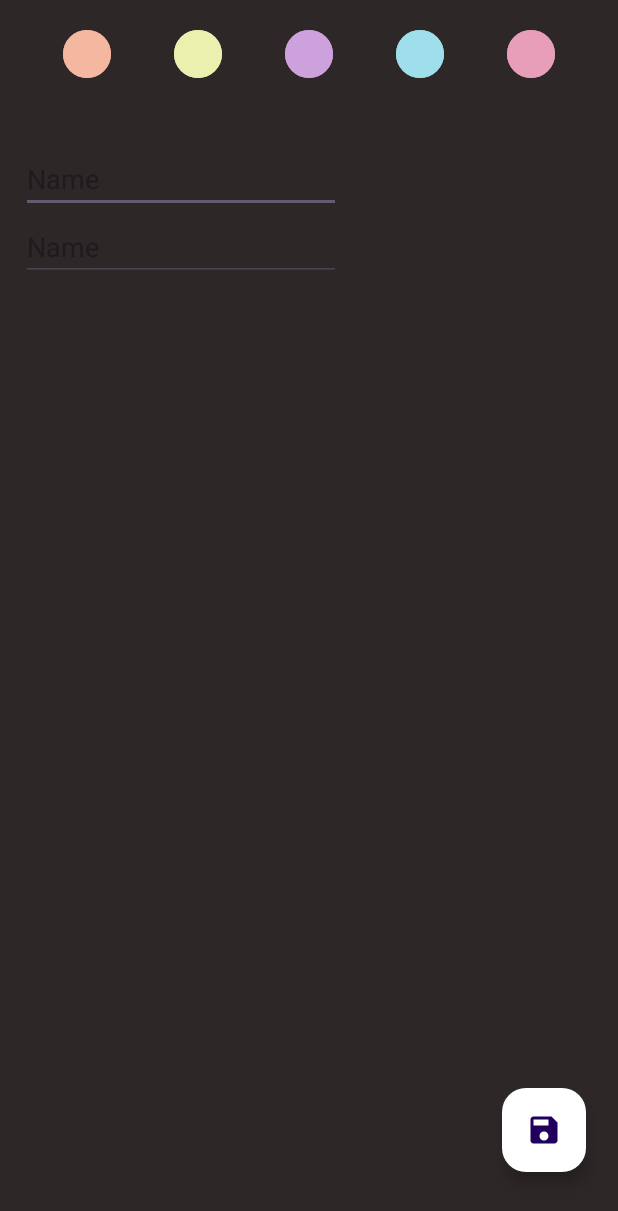
After one commit to giuseppe2028/NotesAppKotlin, an Android app: the SecondScreen screen opened directly, with no data from a screen before it, on a phone screen of 412 x 824 dp. The commit adds this screen. Shown: the top 1211 px of the screen. Run offline under Robolectric (Android 15) with nearby library versions, the phone set to English and light mode, and no system bars.

Commit message:
Style seconda schermata applicazione

```diff
--- a/app/src/main/AndroidManifest.xml
+++ b/app/src/main/AndroidManifest.xml
@@ -13,6 +13,12 @@
         android:theme="@style/Theme.NotesAppKotlin"
         tools:targetApi="31">
         <activity
+            android:name=".activity.SecondScreen"
+            android:exported="false" />
+        <activity
+            android:name=".activity.MainActivity"
+            android:exported="false" />
+        <activity
             android:name=".MainActivity"
             android:exported="true">
             <intent-filter>
--- a/app/src/main/java/com/example/notesappkotlin/MainActivity.kt
+++ b/app/src/main/java/com/example/notesappkotlin/MainActivity.kt
@@ -1,9 +1,11 @@
 package com.example.notesappkotlin
 
+import android.content.Intent
 import android.graphics.Color
 import androidx.appcompat.app.AppCompatActivity
 import android.os.Bundle
 import androidx.recyclerview.widget.LinearLayoutManager
+import com.example.notesappkotlin.activity.SecondScreen
 import com.example.notesappkotlin.classes.CustomAdapter
 import com.example.notesappkotlin.classes.ItemsViewModel
 import com.example.notesappkotlin.databinding.ActivityMainBinding
@@ -24,5 +26,15 @@ class MainActivity : AppCompatActivity() {
         binding.recyclerView.layoutManager = LinearLayoutManager(this)
         val adapter = CustomAdapter(lista)
         binding.recyclerView.adapter = adapter
+        binding.floatingActionButton.setOnClickListener{
+            click()
+        }
     }
+
+    fun click(){
+        val i = Intent(this,SecondScreen::class.java)
+        startActivity(i)
+
+    }
+
 }
--- /dev/null
+++ b/app/src/main/java/com/example/notesappkotlin/activity/SecondScreen.kt
@@ -0,0 +1,15 @@
+package com.example.notesappkotlin.activity
+
+import androidx.appcompat.app.AppCompatActivity
+import android.os.Bundle
+import com.example.notesappkotlin.R
+import com.example.notesappkotlin.databinding.ActivitySecondScreenBinding
+
+class SecondScreen : AppCompatActivity() {
+    private lateinit var binding:ActivitySecondScreenBinding
+    override fun onCreate(savedInstanceState: Bundle?) {
+        super.onCreate(savedInstanceState)
+        binding = ActivitySecondScreenBinding.inflate(layoutInflater)
+        setContentView(binding.root)
+    }
+}
--- /dev/null
+++ b/app/src/main/res/drawable/baseline_save_24.xml
@@ -0,0 +1,5 @@
+<vector android:height="24dp" android:tint="#000000"
+    android:viewportHeight="24" android:viewportWidth="24"
+    android:width="24dp" xmlns:android="http://schemas.android.com/apk/res/android">
+    <path android:fillColor="@android:color/white" android:pathData="M17,3L5,3c-1.11,0 -2,0.9 -2,2v14c0,1.1 0.89,2 2,2h14c1.1,0 2,-0.9 2,-2L21,7l-4,-4zM12,19c-1.66,0 -3,-1.34 -3,-3s1.34,-3 3,-3 3,1.34 3,3 -1.34,3 -3,3zM15,9L5,9L5,5h10v4z"/>
+</vector>
--- /dev/null
+++ b/app/src/main/res/drawable/circular_shape.xml
@@ -0,0 +1,13 @@
+<?xml version="1.0" encoding="utf-8"?>
+<selector xmlns:android = "http://schemas.android.com/apk/res/android">
+    <item android:state_pressed = "false">
+        <shape android:shape = "oval">
+            <solid android:color = "#ffff00"/>
+        </shape>
+    </item>
+    <item android:state_pressed = "true">
+        <shape android:shape = "oval">
+            <solid android:color = "#fff000"/>
+        </shape>
+    </item>
+</selector>
--- /dev/null
+++ b/app/src/main/res/layout/activity_second_screen.xml
@@ -0,0 +1,130 @@
+<?xml version="1.0" encoding="utf-8"?>
+<androidx.constraintlayout.widget.ConstraintLayout xmlns:android="http://schemas.android.com/apk/res/android"
+    xmlns:app="http://schemas.android.com/apk/res-auto"
+    xmlns:tools="http://schemas.android.com/tools"
+    android:layout_width="match_parent"
+    android:layout_height="match_parent"
+    android:background="@color/lightBlack"
+    tools:context=".activity.SecondScreen">
+
+    <EditText
+        android:id="@+id/editTitle"
+        android:layout_width="wrap_content"
+        android:layout_height="wrap_content"
+        android:ems="10"
+        android:fallbackLineSpacing="false"
+        android:inputType="text"
+        android:text="Name"
+        app:guidelineUseRtl="false"
+        app:layout_constraintBottom_toTopOf="@+id/editTextText"
+        app:layout_constraintEnd_toEndOf="parent"
+        app:layout_constraintHorizontal_bias="0.0"
+        app:layout_constraintStart_toStartOf="@+id/editTextText"
+        app:layout_constraintTop_toBottomOf="@+id/constraintLayout"
+        app:layout_constraintVertical_bias="0.060000002"
+        app:layout_constraintVertical_chainStyle="packed" />
+
+    <EditText
+        android:id="@+id/editTextText"
+        android:layout_width="wrap_content"
+        android:layout_height="wrap_content"
+        android:ems="10"
+        android:inputType="text"
+        android:text="Name"
+        app:layout_constraintBottom_toBottomOf="parent"
+        app:layout_constraintEnd_toEndOf="parent"
+        app:layout_constraintHorizontal_bias="0.07"
+        app:layout_constraintStart_toStartOf="parent"
+        app:layout_constraintTop_toBottomOf="@+id/editTitle" />
+
+    <androidx.constraintlayout.widget.ConstraintLayout
+        android:id="@+id/constraintLayout"
+        android:layout_width="match_parent"
+        android:layout_height="wrap_content"
+        android:layout_marginTop="8dp"
+        android:layout_marginBottom="8dp"
+        android:layout_weight="1"
+        app:layout_constraintBottom_toBottomOf="parent"
+        app:layout_constraintTop_toTopOf="parent"
+        app:layout_constraintVertical_bias="0.00999999"
+        tools:layout_editor_absoluteX="34dp">
+
+        <Button
+            android:id="@+id/button6"
+            android:layout_width="32dp"
+            android:layout_height="40dp"
+            android:layout_weight="1"
+            android:backgroundTint="@color/quinto"
+            app:layout_constraintBottom_toBottomOf="parent"
+            app:layout_constraintEnd_toEndOf="parent"
+            app:layout_constraintHorizontal_bias="0.5"
+            app:layout_constraintStart_toEndOf="@+id/button2"
+            app:layout_constraintTop_toTopOf="parent"
+            app:layout_constraintVertical_bias="0.0" />
+
+        <Button
+            android:id="@+id/button7"
+            android:layout_width="32dp"
+            android:layout_height="40dp"
+            android:layout_weight="1"
+            android:backgroundTint="@color/primo"
+            app:layout_constraintBottom_toBottomOf="parent"
+            app:layout_constraintEnd_toStartOf="@+id/button8"
+            app:layout_constraintHorizontal_bias="0.5"
+            app:layout_constraintStart_toStartOf="parent"
+            app:layout_constraintTop_toTopOf="parent" />
+
+        <Button
+            android:id="@+id/button8"
+            android:layout_width="32dp"
+            android:layout_height="40dp"
+            android:layout_weight="1"
+            android:backgroundTint="@color/secondo"
+            app:layout_constraintBottom_toBottomOf="parent"
+            app:layout_constraintEnd_toStartOf="@+id/button9"
+            app:layout_constraintHorizontal_bias="0.5"
+            app:layout_constraintStart_toEndOf="@+id/button7"
+            app:layout_constraintTop_toTopOf="parent" />
+
+        <Button
+            android:id="@+id/button9"
+            android:layout_width="32dp"
+            android:layout_height="40dp"
+            android:layout_weight="1"
+            android:backgroundTint="@color/terzo"
+            app:layout_constraintBottom_toBottomOf="parent"
+            app:layout_constraintEnd_toStartOf="@+id/button2"
+            app:layout_constraintHorizontal_bias="0.5"
+            app:layout_constraintStart_toEndOf="@+id/button8"
+            app:layout_constraintTop_toTopOf="parent" />
+
+        <Button
+            android:id="@+id/button2"
+            android:layout_width="32dp"
+            android:layout_height="40dp"
+            android:layout_weight="1"
+            android:backgroundTint="@color/quarto"
+            app:layout_constraintBottom_toBottomOf="parent"
+            app:layout_constraintEnd_toStartOf="@+id/button6"
+            app:layout_constraintHorizontal_bias="0.5"
+            app:layout_constraintStart_toEndOf="@+id/button9"
+            app:layout_constraintTop_toTopOf="parent" />
+
+    </androidx.constraintlayout.widget.ConstraintLayout>
+
+    <com.google.android.material.floatingactionbutton.FloatingActionButton
+        android:id="@+id/floatingActionButton2"
+        android:layout_width="wrap_content"
+        android:layout_height="wrap_content"
+        android:background="@color/white"
+        android:clickable="true"
+        android:src="@drawable/baseline_save_24"
+        app:backgroundTint="@color/white"
+        app:layout_constraintBottom_toBottomOf="parent"
+        app:layout_constraintEnd_toEndOf="parent"
+        app:layout_constraintHorizontal_bias="0.94"
+        app:layout_constraintStart_toStartOf="parent"
+        app:layout_constraintTop_toBottomOf="@+id/constraintLayout"
+        app:layout_constraintVertical_bias="0.94" />
+
+</androidx.constraintlayout.widget.ConstraintLayout>
--- a/app/src/main/res/layout/card.xml
+++ b/app/src/main/res/layout/card.xml
@@ -12,7 +12,7 @@
     android:layout_margin="10dp"
     android:elevation="12dp"
     android:minHeight="120dp"
-    app:cardCornerRadius="5dp">
+    app:cardCornerRadius="10dp">
 
     <LinearLayout
         android:id="@+id/sfondo3"
--- a/app/src/main/res/values/colors.xml
+++ b/app/src/main/res/values/colors.xml
@@ -4,4 +4,9 @@
     <color name="white">#FFFFFFFF</color>
     <color name="lightBlack">#2D2727</color>
     <color name="rosso">#E21818</color>
+    <color name="primo">#F4B8A0</color>
+    <color name="secondo">#ECF0AE</color>
+    <color name="terzo">#CDA1DC</color>
+    <color name="quarto">#9FDFEB</color>
+    <color name="quinto">#E89EB9</color>
 </resources>
```
